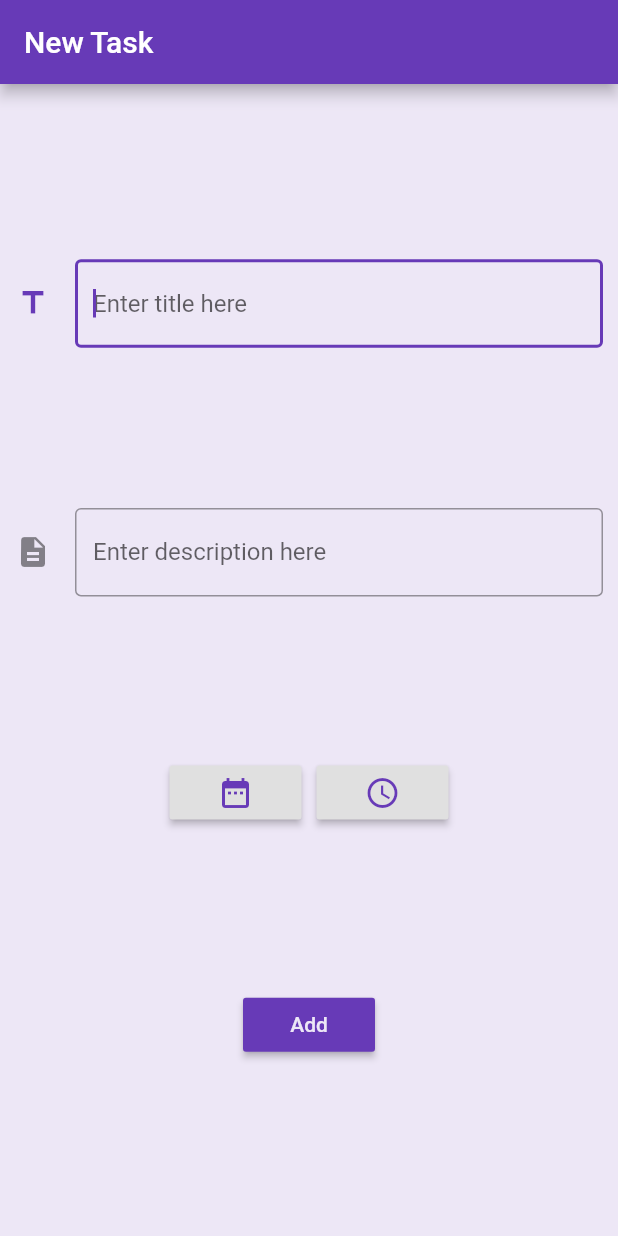
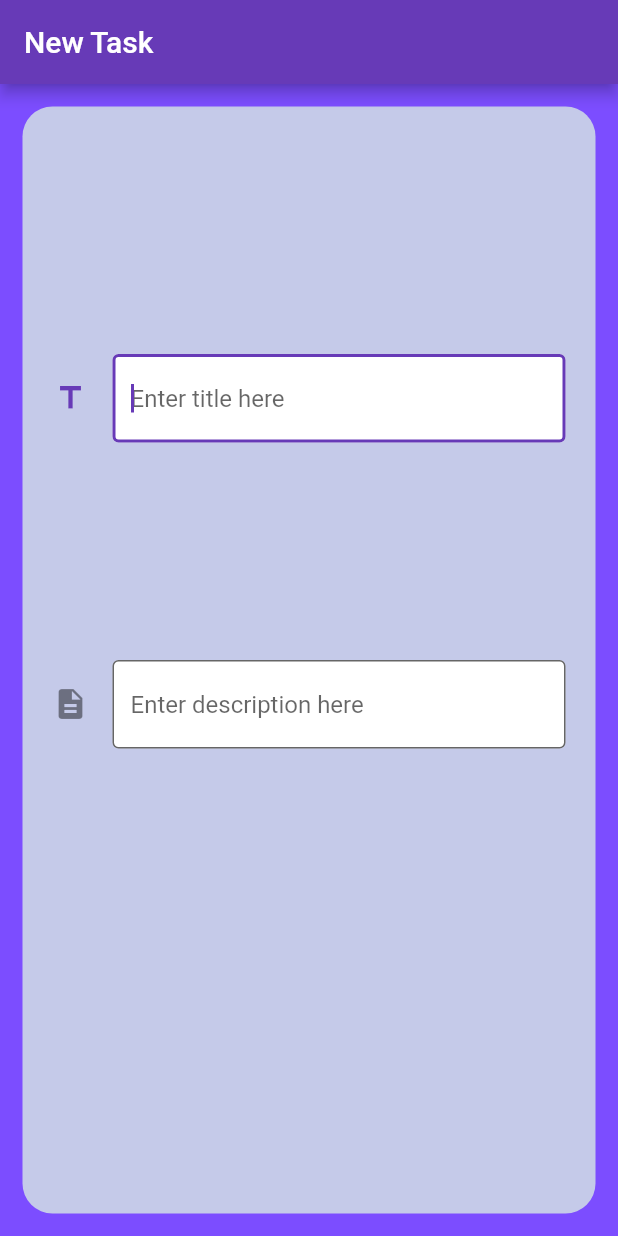
Before and after one commit to flutterkurs/FlutterKurs, a Flutter app: the screen it shows after launch, on a phone screen of 412 x 824 dp. Run offline on Flutter 3.47's test engine with Material 2 defaults, Android fonts, the phone set to English and light mode, and no system bars.

Commit message:
Zmodyfikowano klasę NewTaskPage.dart oraz kolory aplikacji

```diff
--- a/todo_app/lib/main.dart
+++ b/todo_app/lib/main.dart
@@ -11,7 +11,7 @@ class TodoApp extends StatelessWidget {
       title: 'MyTodoList',
       theme: ThemeData(
           primarySwatch: Colors.deepPurple,
-          scaffoldBackgroundColor: Colors.deepPurple[50]),
+          scaffoldBackgroundColor: Colors.deepPurpleAccent[200]),
 //      home: HomePage(title: 'Todo List'),
     home: NewTaskPage(),
     );
--- a/todo_app/lib/task/NewTaskPage.dart
+++ b/todo_app/lib/task/NewTaskPage.dart
@@ -14,25 +14,26 @@ class _NewTaskPageState extends State<NewTaskPage> {
         appBar: AppBar(
           title: Text('New Task'),
         ),
-      body: Padding(
-        padding: EdgeInsets.all(10),
+        body: Container(
+          padding: EdgeInsets.all(20),
+          margin: EdgeInsets.all(15),
+          decoration: ShapeDecoration(
+              color: Colors.indigo[100],
+              shape: RoundedRectangleBorder(
+                  borderRadius: BorderRadius.all(Radius.circular(20)))),
           child: Column(
             crossAxisAlignment: CrossAxisAlignment.start,
             mainAxisAlignment: MainAxisAlignment.spaceEvenly,
-          children: <Widget>[
-            titleWidget(),
-            descriptionWidget(),
-            dateAndTimeWidget(),
-            saveButton()
-          ],
+            children: <Widget>[title(), description(), dateAndtime()],
           ),
-      ),
-    );
+        ));
   }
 
-  Widget titleWidget() {
+  Widget title() {
     return TextField(
       decoration: InputDecoration(
+          fillColor: Colors.white,
+          filled: true,
           border: OutlineInputBorder(),
           icon: Icon(Icons.title),
           hintText: 'Enter title here'),
@@ -40,51 +41,19 @@ class _NewTaskPageState extends State<NewTaskPage> {
     );
   }
 
-  Widget descriptionWidget() {
+  Widget description() {
     return TextField(
       decoration: InputDecoration(
+          fillColor: Colors.white,
+          filled: true,
           border: OutlineInputBorder(),
           icon: Icon(Icons.description),
           hintText: 'Enter description here'),
-      autofocus: true,
       maxLines: null,
     );
   }
 
-  Widget dateAndTimeWidget() {
-    return Row(
-      mainAxisAlignment: MainAxisAlignment.center,
-      children: <Widget>[
-        RaisedButton(
-          padding: EdgeInsets.all(2),
-          color: Colors.deepPurpleAccent[50],
-          child: Icon(
-            Icons.date_range,
-            color: Colors.deepPurple,
-          ),
-          onPressed: () => {},
-        ),
-        Padding(padding: EdgeInsets.all(5)),
-        RaisedButton(
-          color: Colors.deepPurpleAccent[50],
-          child: Icon(
-            Icons.access_time,
-            color: Colors.deepPurple,
-          ),
-          onPressed: () => {},
-        ),
-      ],
-    );
-  }
-
-  Widget saveButton() {
-    return Align(alignment: Alignment(0, 0), child: RaisedButton(
-      color: Colors.deepPurple,
-      child: Text(
-        'Add',
-        style: TextStyle(color: Colors.deepPurple[50]),
-      ),
-      onPressed: () => {},
-    ),);
+  Widget dateAndtime() {
+    return Container();
   }
 }
```
Lines whose indentation alone changed are shown as unchanged.
